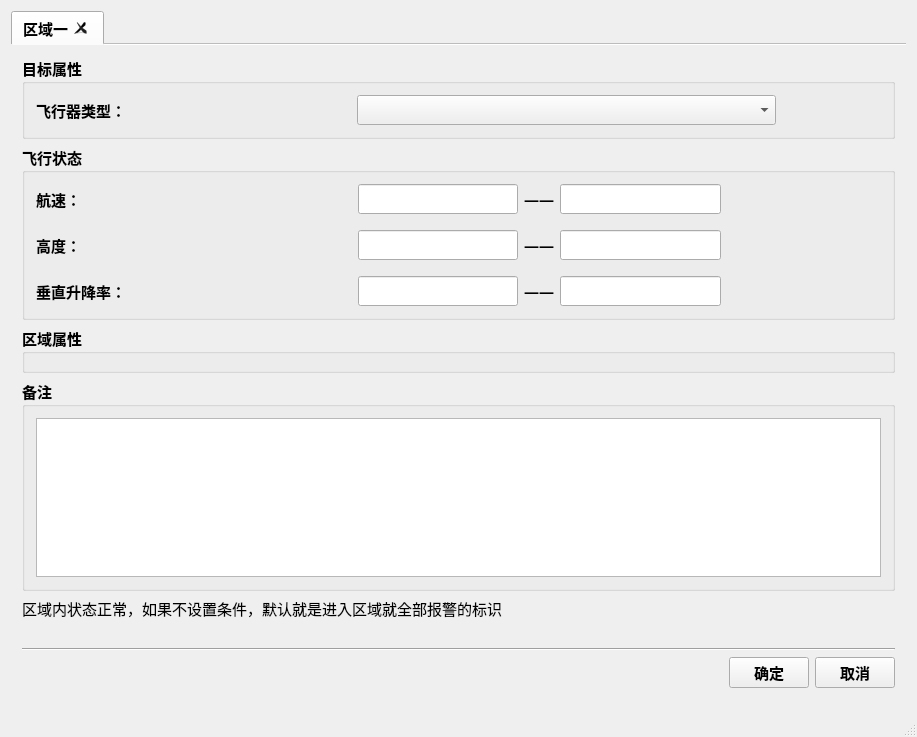
zhengyangtuo/test, file main_UI1/mainwindow.ui: the form before one commit.
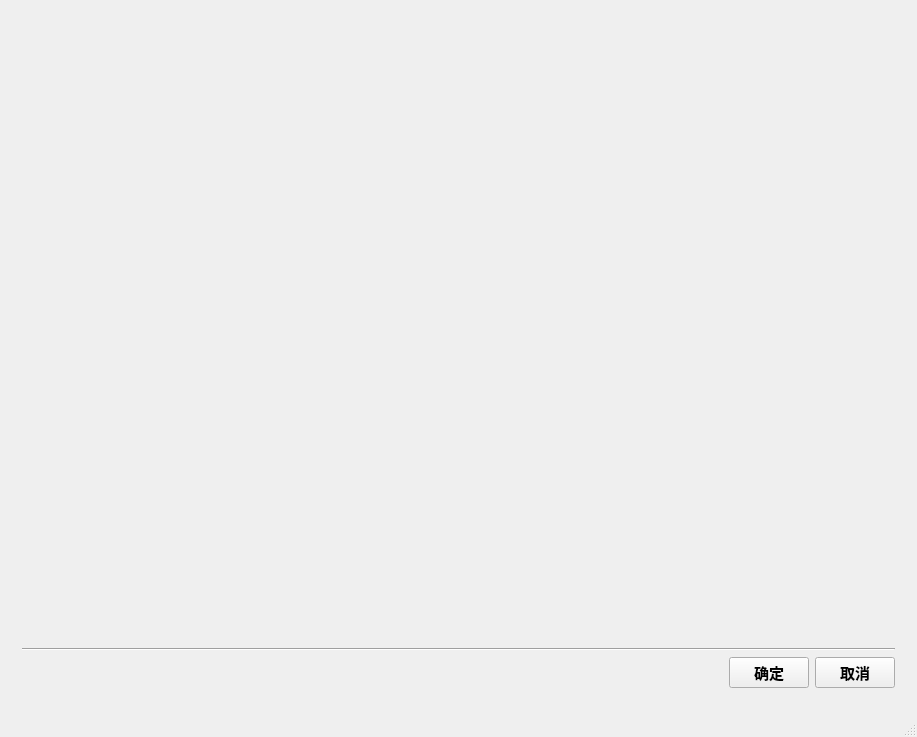
The form after the commit. Icons and pictures are not drawn.

Commit message: 重点区域UI7月5日16:22

Patch:
```diff
--- a/main_UI1/mainwindow.ui
+++ b/main_UI1/mainwindow.ui
@@ -23,6 +23,77 @@
   </property>
   <widget class="QWidget" name="centralWidget">
    <layout class="QGridLayout" name="gridLayout_2">
+    <item row="1" column="0">
+     <widget class="QWidget" name="widget" native="true">
+      <layout class="QVBoxLayout" name="verticalLayout">
+       <item>
+        <widget class="Line" name="line">
+         <property name="autoFillBackground">
+          <bool>true</bool>
+         </property>
+         <property name="orientation">
+          <enum>Qt::Horizontal</enum>
+         </property>
+        </widget>
+       </item>
+       <item>
+        <layout class="QHBoxLayout" name="horizontalLayout_8">
+         <item>
+          <spacer name="horizontalSpacer">
+           <property name="font">
+            <font>
+             <family>Agency FB</family>
+             <pointsize>11</pointsize>
+             <weight>75</weight>
+             <bold>true</bold>
+            </font>
+           </property>
+           <property name="orientation">
+            <enum>Qt::Horizontal</enum>
+           </property>
+           <property name="sizeHint" stdset="0">
+            <size>
+             <width>591</width>
+             <height>17</height>
+            </size>
+           </property>
+          </spacer>
+         </item>
+         <item>
+          <widget class="QPushButton" name="pushButton">
+           <property name="font">
+            <font>
+             <family>Agency FB</family>
+             <pointsize>11</pointsize>
+             <weight>75</weight>
+             <bold>true</bold>
+            </font>
+           </property>
+           <property name="text">
+            <string>确定</string>
+           </property>
+          </widget>
+         </item>
+         <item>
+          <widget class="QPushButton" name="pushButton_2">
+           <property name="font">
+            <font>
+             <family>Agency FB</family>
+             <pointsize>11</pointsize>
+             <weight>75</weight>
+             <bold>true</bold>
+            </font>
+           </property>
+           <property name="text">
+            <string>取消</string>
+           </property>
+          </widget>
+         </item>
+        </layout>
+       </item>
+      </layout>
+     </widget>
+    </item>
     <item row="0" column="0">
      <widget class="QTabWidget" name="tabWidget">
       <property name="enabled">
@@ -54,7 +125,7 @@
        <enum>QTabWidget::North</enum>
       </property>
       <property name="currentIndex">
-       <number>0</number>
+       <number>-1</number>
       </property>
       <property name="elideMode">
        <enum>Qt::ElideNone</enum>
@@ -71,460 +142,6 @@
       <property name="tabBarAutoHide">
        <bool>false</bool>
       </property>
-      <widget class="QWidget" name="tab">
-       <property name="font">
-        <font>
-         <weight>75</weight>
-         <bold>true</bold>
-        </font>
-       </property>
-       <attribute name="icon">
-        <iconset>
-         <normaloff>:/icon/greenstatus.png</normaloff>:/icon/greenstatus.png</iconset>
-       </attribute>
-       <attribute name="title">
-        <string>区域一</string>
-       </attribute>
-       <layout class="QVBoxLayout" name="verticalLayout_5">
-        <item>
-         <widget class="QGroupBox" name="groupBox">
-          <property name="font">
-           <font>
-            <family>Agency FB</family>
-            <pointsize>11</pointsize>
-            <weight>75</weight>
-            <bold>true</bold>
-           </font>
-          </property>
-          <property name="autoFillBackground">
-           <bool>false</bool>
-          </property>
-          <property name="title">
-           <string>目标属性</string>
-          </property>
-          <layout class="QVBoxLayout" name="verticalLayout_2">
-           <item>
-            <layout class="QHBoxLayout" name="horizontalLayout" stretch="1,2,4,1">
-             <item>
-              <widget class="QLabel" name="label">
-               <property name="font">
-                <font>
-                 <family>Agency FB</family>
-                 <pointsize>11</pointsize>
-                 <weight>75</weight>
-                 <bold>true</bold>
-                </font>
-               </property>
-               <property name="text">
-                <string>飞行器类型：</string>
-               </property>
-              </widget>
-             </item>
-             <item>
-              <spacer name="horizontalSpacer_7">
-               <property name="orientation">
-                <enum>Qt::Horizontal</enum>
-               </property>
-               <property name="sizeHint" stdset="0">
-                <size>
-                 <width>218</width>
-                 <height>17</height>
-                </size>
-               </property>
-              </spacer>
-             </item>
-             <item>
-              <widget class="QComboBox" name="comboBox">
-               <property name="sizePolicy">
-                <sizepolicy hsizetype="Preferred" vsizetype="Fixed">
-                 <horstretch>0</horstretch>
-                 <verstretch>0</verstretch>
-                </sizepolicy>
-               </property>
-               <property name="minimumContentsLength">
-                <number>0</number>
-               </property>
-              </widget>
-             </item>
-             <item>
-              <spacer name="horizontalSpacer_9">
-               <property name="orientation">
-                <enum>Qt::Horizontal</enum>
-               </property>
-               <property name="sizeHint" stdset="0">
-                <size>
-                 <width>108</width>
-                 <height>20</height>
-                </size>
-               </property>
-              </spacer>
-             </item>
-            </layout>
-           </item>
-          </layout>
-         </widget>
-        </item>
-        <item>
-         <widget class="QGroupBox" name="groupBox_2">
-          <property name="font">
-           <font>
-            <family>Agency FB</family>
-            <pointsize>11</pointsize>
-            <weight>75</weight>
-            <bold>true</bold>
-           </font>
-          </property>
-          <property name="autoFillBackground">
-           <bool>false</bool>
-          </property>
-          <property name="title">
-           <string>飞行状态</string>
-          </property>
-          <layout class="QGridLayout" name="gridLayout" columnstretch="0,0,0,0,0,0,0,0,0,0,0,0,0,0,0">
-           <item row="4" column="14">
-            <spacer name="horizontalSpacer_5">
-             <property name="orientation">
-              <enum>Qt::Horizontal</enum>
-             </property>
-             <property name="sizeHint" stdset="0">
-              <size>
-               <width>104</width>
-               <height>20</height>
-              </size>
-             </property>
-            </spacer>
-           </item>
-           <item row="2" column="3">
-            <spacer name="horizontalSpacer_6">
-             <property name="orientation">
-              <enum>Qt::Horizontal</enum>
-             </property>
-             <property name="sizeHint" stdset="0">
-              <size>
-               <width>91</width>
-               <height>16</height>
-              </size>
-             </property>
-            </spacer>
-           </item>
-           <item row="0" column="3">
-            <spacer name="horizontalSpacer_4">
-             <property name="orientation">
-              <enum>Qt::Horizontal</enum>
-             </property>
-             <property name="sizeHint" stdset="0">
-              <size>
-               <width>218</width>
-               <height>16</height>
-              </size>
-             </property>
-            </spacer>
-           </item>
-           <item row="1" column="0">
-            <spacer name="verticalSpacer">
-             <property name="orientation">
-              <enum>Qt::Vertical</enum>
-             </property>
-             <property name="sizeType">
-              <enum>QSizePolicy::Fixed</enum>
-             </property>
-             <property name="sizeHint" stdset="0">
-              <size>
-               <width>20</width>
-               <height>10</height>
-              </size>
-             </property>
-            </spacer>
-           </item>
-           <item row="0" column="10">
-            <widget class="QLabel" name="label_3">
-             <property name="text">
-              <string>——</string>
-             </property>
-            </widget>
-           </item>
-           <item row="2" column="10">
-            <widget class="QLabel" name="label_4">
-             <property name="text">
-              <string>——</string>
-             </property>
-            </widget>
-           </item>
-           <item row="4" column="3">
-            <spacer name="horizontalSpacer_8">
-             <property name="orientation">
-              <enum>Qt::Horizontal</enum>
-             </property>
-             <property name="sizeType">
-              <enum>QSizePolicy::Expanding</enum>
-             </property>
-             <property name="sizeHint" stdset="0">
-              <size>
-               <width>226</width>
-               <height>15</height>
-              </size>
-             </property>
-            </spacer>
-           </item>
-           <item row="0" column="8">
-            <widget class="QLineEdit" name="lineEdit_3"/>
-           </item>
-           <item row="0" column="13">
-            <widget class="QLineEdit" name="lineEdit_4"/>
-           </item>
-           <item row="4" column="13">
-            <widget class="QLineEdit" name="lineEdit_8"/>
-           </item>
-           <item row="2" column="8">
-            <widget class="QLineEdit" name="lineEdit_5"/>
-           </item>
-           <item row="4" column="8">
-            <widget class="QLineEdit" name="lineEdit_7"/>
-           </item>
-           <item row="0" column="14">
-            <spacer name="horizontalSpacer_2">
-             <property name="orientation">
-              <enum>Qt::Horizontal</enum>
-             </property>
-             <property name="sizeHint" stdset="0">
-              <size>
-               <width>97</width>
-               <height>20</height>
-              </size>
-             </property>
-            </spacer>
-           </item>
-           <item row="2" column="14">
-            <spacer name="horizontalSpacer_3">
-             <property name="orientation">
-              <enum>Qt::Horizontal</enum>
-             </property>
-             <property name="sizeHint" stdset="0">
-              <size>
-               <width>109</width>
-               <height>20</height>
-              </size>
-             </property>
-            </spacer>
-           </item>
-           <item row="2" column="0">
-            <widget class="QLabel" name="label_11">
-             <property name="font">
-              <font>
-               <family>Agency FB</family>
-               <pointsize>11</pointsize>
-               <weight>75</weight>
-               <bold>true</bold>
-              </font>
-             </property>
-             <property name="text">
-              <string>高度：</string>
-             </property>
-            </widget>
-           </item>
-           <item row="4" column="10">
-            <widget class="QLabel" name="label_5">
-             <property name="text">
-              <string>——</string>
-             </property>
-            </widget>
-           </item>
-           <item row="3" column="0">
-            <spacer name="verticalSpacer_2">
-             <property name="orientation">
-              <enum>Qt::Vertical</enum>
-             </property>
-             <property name="sizeType">
-              <enum>QSizePolicy::Fixed</enum>
-             </property>
-             <property name="sizeHint" stdset="0">
-              <size>
-               <width>20</width>
-               <height>10</height>
-              </size>
-             </property>
-            </spacer>
-           </item>
-           <item row="0" column="0">
-            <widget class="QLabel" name="label_6">
-             <property name="font">
-              <font>
-               <family>Agency FB</family>
-               <pointsize>11</pointsize>
-               <weight>75</weight>
-               <bold>true</bold>
-              </font>
-             </property>
-             <property name="text">
-              <string>航速：</string>
-             </property>
-            </widget>
-           </item>
-           <item row="2" column="13">
-            <widget class="QLineEdit" name="lineEdit_6"/>
-           </item>
-           <item row="4" column="0" colspan="2">
-            <widget class="QLabel" name="label_14">
-             <property name="font">
-              <font>
-               <family>Agency FB</family>
-               <pointsize>11</pointsize>
-               <weight>75</weight>
-               <bold>true</bold>
-              </font>
-             </property>
-             <property name="text">
-              <string>垂直升降率：</string>
-             </property>
-            </widget>
-           </item>
-          </layout>
-         </widget>
-        </item>
-        <item>
-         <widget class="QGroupBox" name="groupBox_3">
-          <property name="font">
-           <font>
-            <family>Agency FB</family>
-            <pointsize>11</pointsize>
-            <weight>75</weight>
-            <bold>true</bold>
-           </font>
-          </property>
-          <property name="contextMenuPolicy">
-           <enum>Qt::CustomContextMenu</enum>
-          </property>
-          <property name="autoFillBackground">
-           <bool>false</bool>
-          </property>
-          <property name="title">
-           <string>区域属性</string>
-          </property>
-         </widget>
-        </item>
-        <item>
-         <widget class="QGroupBox" name="groupBox_4">
-          <property name="font">
-           <font>
-            <family>Agency FB</family>
-            <pointsize>11</pointsize>
-            <weight>75</weight>
-            <bold>true</bold>
-           </font>
-          </property>
-          <property name="autoFillBackground">
-           <bool>false</bool>
-          </property>
-          <property name="title">
-           <string>备注</string>
-          </property>
-          <layout class="QVBoxLayout" name="verticalLayout_4">
-           <item>
-            <widget class="QTextEdit" name="textEdit">
-             <property name="font">
-              <font>
-               <family>Agency FB</family>
-               <pointsize>11</pointsize>
-               <weight>75</weight>
-               <bold>true</bold>
-              </font>
-             </property>
-            </widget>
-           </item>
-          </layout>
-         </widget>
-        </item>
-        <item>
-         <widget class="QLabel" name="label_7">
-          <property name="font">
-           <font>
-            <family>Agency FB</family>
-            <pointsize>11</pointsize>
-            <weight>50</weight>
-            <bold>false</bold>
-           </font>
-          </property>
-          <property name="autoFillBackground">
-           <bool>false</bool>
-          </property>
-          <property name="text">
-           <string>区域内状态正常，如果不设置条件，默认就是进入区域就全部报警的标识</string>
-          </property>
-         </widget>
-        </item>
-       </layout>
-      </widget>
-     </widget>
-    </item>
-    <item row="1" column="0">
-     <widget class="QWidget" name="widget" native="true">
-      <layout class="QVBoxLayout" name="verticalLayout">
-       <item>
-        <widget class="Line" name="line">
-         <property name="autoFillBackground">
-          <bool>true</bool>
-         </property>
-         <property name="orientation">
-          <enum>Qt::Horizontal</enum>
-         </property>
-        </widget>
-       </item>
-       <item>
-        <layout class="QHBoxLayout" name="horizontalLayout_8">
-         <item>
-          <spacer name="horizontalSpacer">
-           <property name="font">
-            <font>
-             <family>Agency FB</family>
-             <pointsize>11</pointsize>
-             <weight>75</weight>
-             <bold>true</bold>
-            </font>
-           </property>
-           <property name="orientation">
-            <enum>Qt::Horizontal</enum>
-           </property>
-           <property name="sizeHint" stdset="0">
-            <size>
-             <width>591</width>
-             <height>17</height>
-            </size>
-           </property>
-          </spacer>
-         </item>
-         <item>
-          <widget class="QPushButton" name="pushButton">
-           <property name="font">
-            <font>
-             <family>Agency FB</family>
-             <pointsize>11</pointsize>
-             <weight>75</weight>
-             <bold>true</bold>
-            </font>
-           </property>
-           <property name="text">
-            <string>确定</string>
-           </property>
-          </widget>
-         </item>
-         <item>
-          <widget class="QPushButton" name="pushButton_2">
-           <property name="font">
-            <font>
-             <family>Agency FB</family>
-             <pointsize>11</pointsize>
-             <weight>75</weight>
-             <bold>true</bold>
-            </font>
-           </property>
-           <property name="text">
-            <string>取消</string>
-           </property>
-          </widget>
-         </item>
-        </layout>
-       </item>
-      </layout>
      </widget>
     </item>
    </layout>
```
The commit also changes 9 other files.
